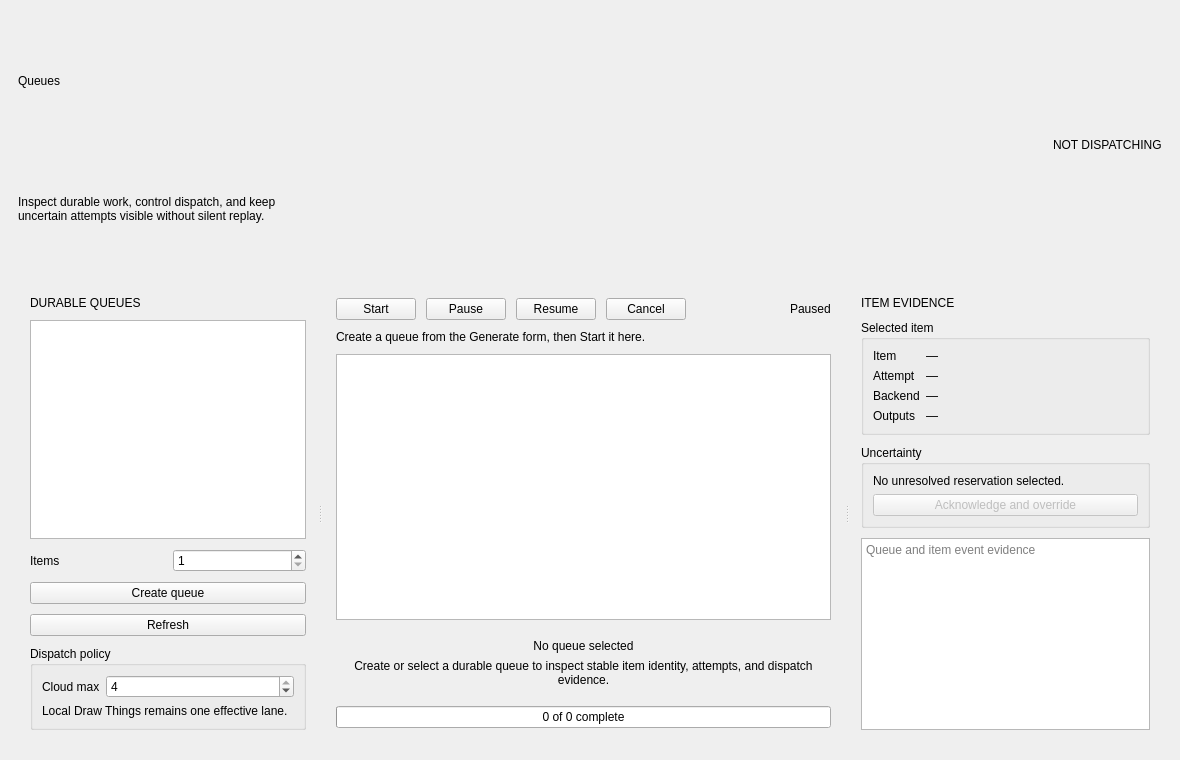
Qt form src/dtflow/ui/forms/queue_page.ui (djebaz/dtflow) before a commit.
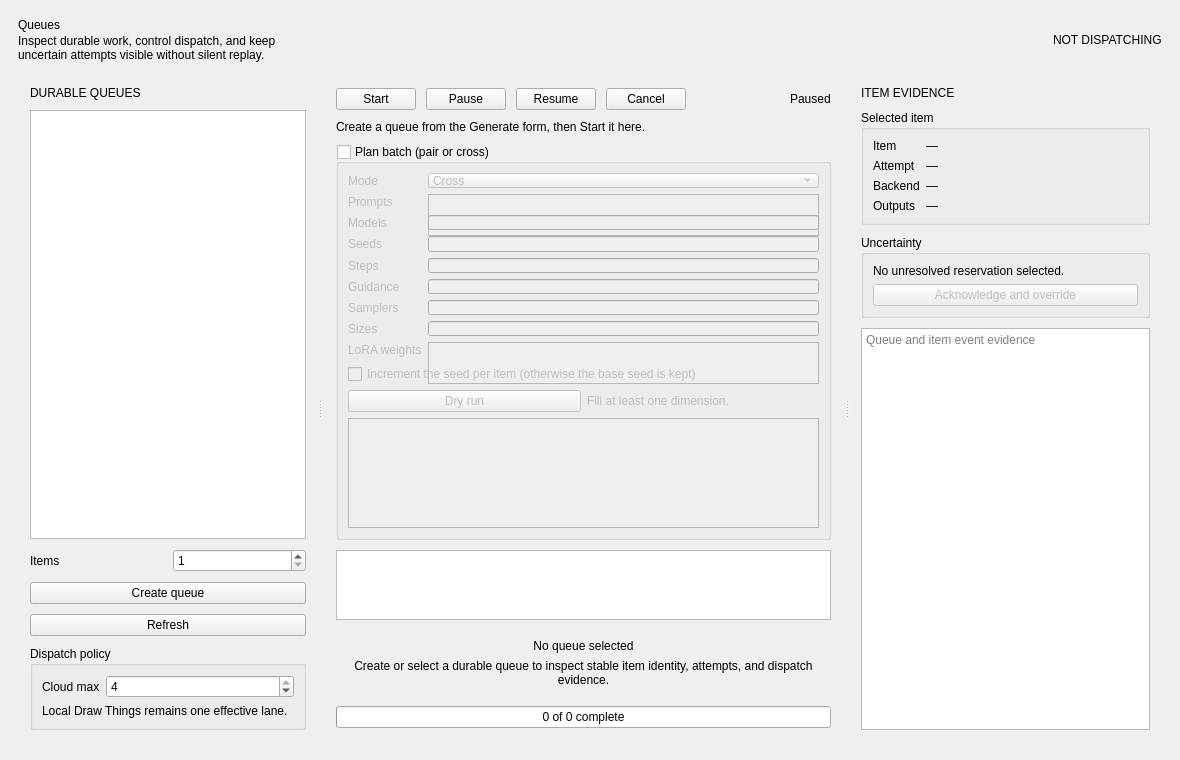
The same form after that commit.

Commit message:
Phase 6: queue planning and batch expansion (#21)
* Phase 6 step 1: bounded queue planner, plan files and queue add --plan/--dry

Claude-Session: https://claude.ai/code/session_014v66ZD9vGTWGmTunGVucQ9

* Phase 6 step 2: Queues page Plan area, presenter and docs

Claude-Session: https://claude.ai/code/session_014v66ZD9vGTWGmTunGVucQ9

---------

```diff
--- a/src/dtflow/ui/forms/queue_page.ui
+++ b/src/dtflow/ui/forms/queue_page.ui
@@ -57,6 +57,53 @@
         </layout>
        </item>
        <item><widget class="QLabel" name="queueMessageLabel"><property name="text"><string>Create a queue from the Generate form, then Start it here.</string></property><property name="wordWrap"><bool>true</bool></property><property name="state" stdset="0"><string>unknown</string></property><property name="accessibleName"><string>Queue action status</string></property></widget></item>
+       <item>
+        <widget class="QGroupBox" name="planBox">
+         <property name="title"><string>Plan batch (pair or cross)</string></property>
+         <property name="checkable"><bool>true</bool></property>
+         <property name="checked"><bool>false</bool></property>
+         <property name="toolTip"><string>Vary dimensions of the Generate form instead of repeating it. Blank fields stay fixed from the form.</string></property>
+         <layout class="QVBoxLayout" name="planBoxLayout">
+          <item>
+           <widget class="QFrame" name="planBody">
+            <layout class="QVBoxLayout" name="planBodyLayout">
+             <property name="leftMargin"><number>0</number></property><property name="topMargin"><number>0</number></property><property name="rightMargin"><number>0</number></property><property name="bottomMargin"><number>0</number></property>
+             <item>
+              <layout class="QFormLayout" name="planForm">
+          <item row="0" column="0"><widget class="QLabel" name="planModeLabel"><property name="text"><string>Mode</string></property></widget></item>
+          <item row="0" column="1"><widget class="QComboBox" name="planModeCombo"><property name="accessibleName"><string>Plan mode</string></property><item><property name="text"><string>Cross</string></property></item><item><property name="text"><string>Pair</string></property></item></widget></item>
+          <item row="1" column="0"><widget class="QLabel" name="planPromptsLabel"><property name="text"><string>Prompts</string></property></widget></item>
+          <item row="1" column="1"><widget class="QPlainTextEdit" name="planPromptsEdit"><property name="minimumSize"><size><width>0</width><height>42</height></size></property><property name="maximumSize"><size><width>16777215</width><height>54</height></size></property><property name="toolTip"><string>One prompt per line.</string></property><property name="accessibleName"><string>Plan prompts</string></property></widget></item>
+          <item row="2" column="0"><widget class="QLabel" name="planModelsLabel"><property name="text"><string>Models</string></property></widget></item>
+          <item row="2" column="1"><widget class="QLineEdit" name="planModelsEdit"><property name="toolTip"><string>Exact model identifiers separated by ;</string></property><property name="accessibleName"><string>Plan models</string></property></widget></item>
+          <item row="3" column="0"><widget class="QLabel" name="planSeedsLabel"><property name="text"><string>Seeds</string></property></widget></item>
+          <item row="3" column="1"><widget class="QLineEdit" name="planSeedsEdit"><property name="toolTip"><string>Integers or LOW..HIGH ranges separated by ;</string></property><property name="accessibleName"><string>Plan seeds</string></property></widget></item>
+          <item row="4" column="0"><widget class="QLabel" name="planStepsLabel"><property name="text"><string>Steps</string></property></widget></item>
+          <item row="4" column="1"><widget class="QLineEdit" name="planStepsEdit"><property name="toolTip"><string>Integers separated by ;</string></property><property name="accessibleName"><string>Plan steps</string></property></widget></item>
+          <item row="5" column="0"><widget class="QLabel" name="planGuidanceLabel"><property name="text"><string>Guidance</string></property></widget></item>
+          <item row="5" column="1"><widget class="QLineEdit" name="planGuidanceEdit"><property name="toolTip"><string>Numbers separated by ;</string></property><property name="accessibleName"><string>Plan guidance</string></property></widget></item>
+          <item row="6" column="0"><widget class="QLabel" name="planSamplersLabel"><property name="text"><string>Samplers</string></property></widget></item>
+          <item row="6" column="1"><widget class="QLineEdit" name="planSamplersEdit"><property name="toolTip"><string>Sampler names separated by ;</string></property><property name="accessibleName"><string>Plan samplers</string></property></widget></item>
+          <item row="7" column="0"><widget class="QLabel" name="planSizesLabel"><property name="text"><string>Sizes</string></property></widget></item>
+          <item row="7" column="1"><widget class="QLineEdit" name="planSizesEdit"><property name="toolTip"><string>WIDTHxHEIGHT pairs separated by ;, for example 512x512; 768x512</string></property><property name="accessibleName"><string>Plan sizes</string></property></widget></item>
+          <item row="8" column="0"><widget class="QLabel" name="planLorasLabel"><property name="text"><string>LoRA weights</string></property></widget></item>
+          <item row="8" column="1"><widget class="QPlainTextEdit" name="planLorasEdit"><property name="minimumSize"><size><width>0</width><height>42</height></size></property><property name="maximumSize"><size><width>16777215</width><height>54</height></size></property><property name="toolTip"><string>One LoRA per line: IDENTIFIER: 0.6; 0.8. The LoRA must already be on the Generate form.</string></property><property name="accessibleName"><string>Plan LoRA weights</string></property></widget></item>
+              </layout>
+             </item>
+             <item><widget class="QCheckBox" name="planIncrementCheck"><property name="text"><string>Increment the seed per item (otherwise the base seed is kept)</string></property><property name="accessibleName"><string>Increment seed per item</string></property></widget></item>
+             <item>
+              <layout class="QHBoxLayout" name="planActionLayout">
+               <item><widget class="QPushButton" name="planDryRunButton"><property name="text"><string>Dry run</string></property><property name="toolTip"><string>Shows the exact items without creating anything.</string></property></widget></item>
+               <item><widget class="QLabel" name="planCountLabel"><property name="text"><string>Fill at least one dimension.</string></property><property name="wordWrap"><bool>true</bool></property><property name="state" stdset="0"><string>unknown</string></property><property name="accessibleName"><string>Planned item count</string></property></widget></item>
+              </layout>
+             </item>
+             <item><widget class="QTableView" name="planTableView"><property name="minimumSize"><size><width>0</width><height>110</height></size></property><property name="maximumSize"><size><width>16777215</width><height>170</height></size></property><property name="alternatingRowColors"><bool>true</bool></property><property name="editTriggers"><set>QAbstractItemView::NoEditTriggers</set></property><property name="accessibleName"><string>Dry-run items</string></property></widget></item>
+            </layout>
+           </widget>
+          </item>
+         </layout>
+        </widget>
+       </item>
        <item>
         <widget class="QFrame" name="queueTableHost">
          <layout class="QVBoxLayout" name="queueTableHostLayout">
```
The commit also changes 18 other files.
